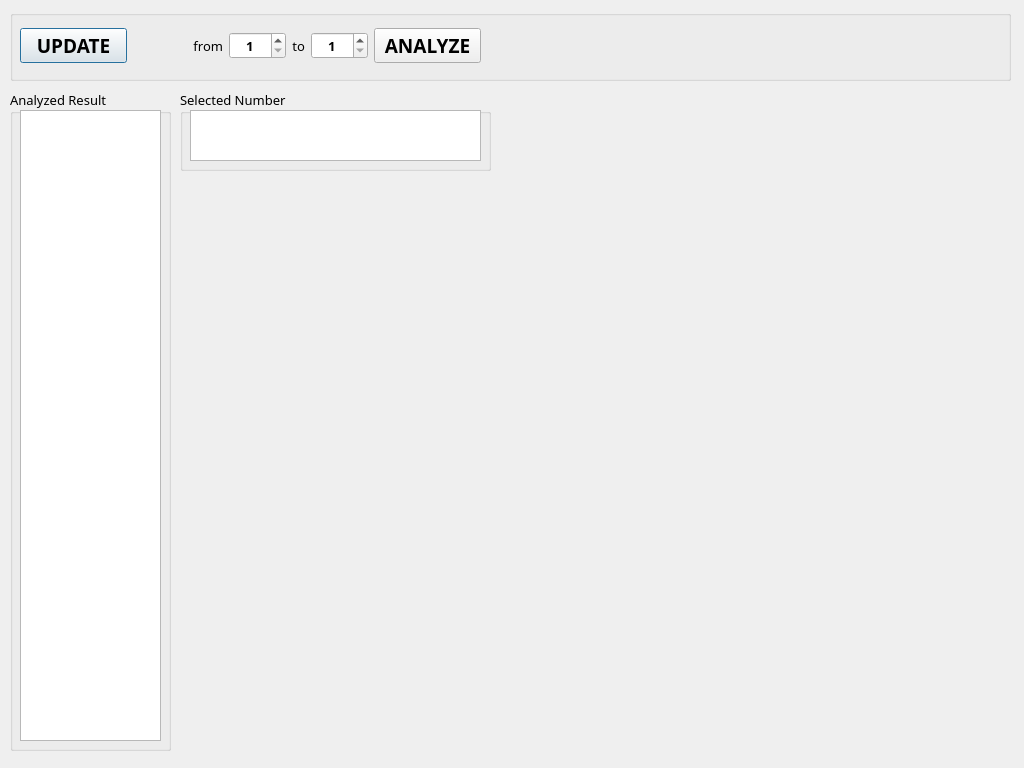
Old version of the form ui/designer.ui in the repository chris-hong/py-lotto-statistics.
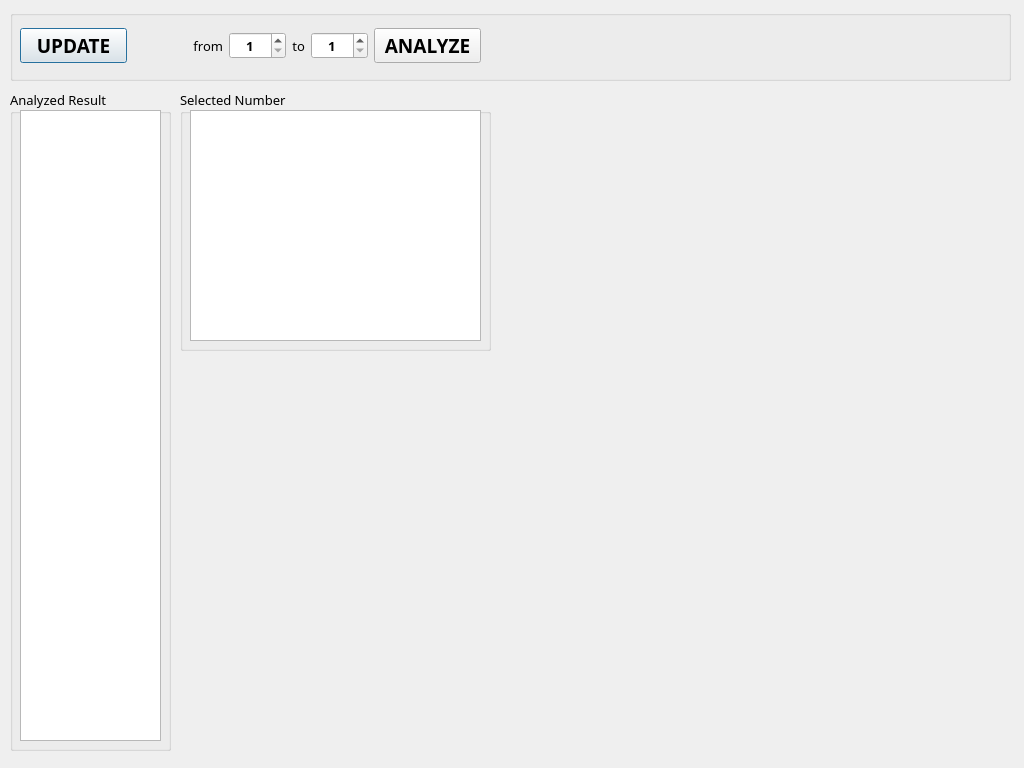
New version of the form.

Commit message: basic  qttableview & qtlistview

Diff of the .ui file:
```diff
--- a/ui/designer.ui
+++ b/ui/designer.ui
@@ -256,7 +256,7 @@
      <x>180</x>
      <y>90</y>
      <width>311</width>
-     <height>81</height>
+     <height>261</height>
     </rect>
    </property>
    <property name="font">
@@ -274,7 +274,7 @@
       <x>10</x>
       <y>20</y>
       <width>291</width>
-      <height>51</height>
+      <height>231</height>
      </rect>
     </property>
     <property name="font">
@@ -286,7 +286,7 @@
      </font>
     </property>
     <property name="flow">
-     <enum>QListView::LeftToRight</enum>
+     <enum>QListView::TopToBottom</enum>
     </property>
    </widget>
   </widget>
```
The commit also changes 1 other file.
